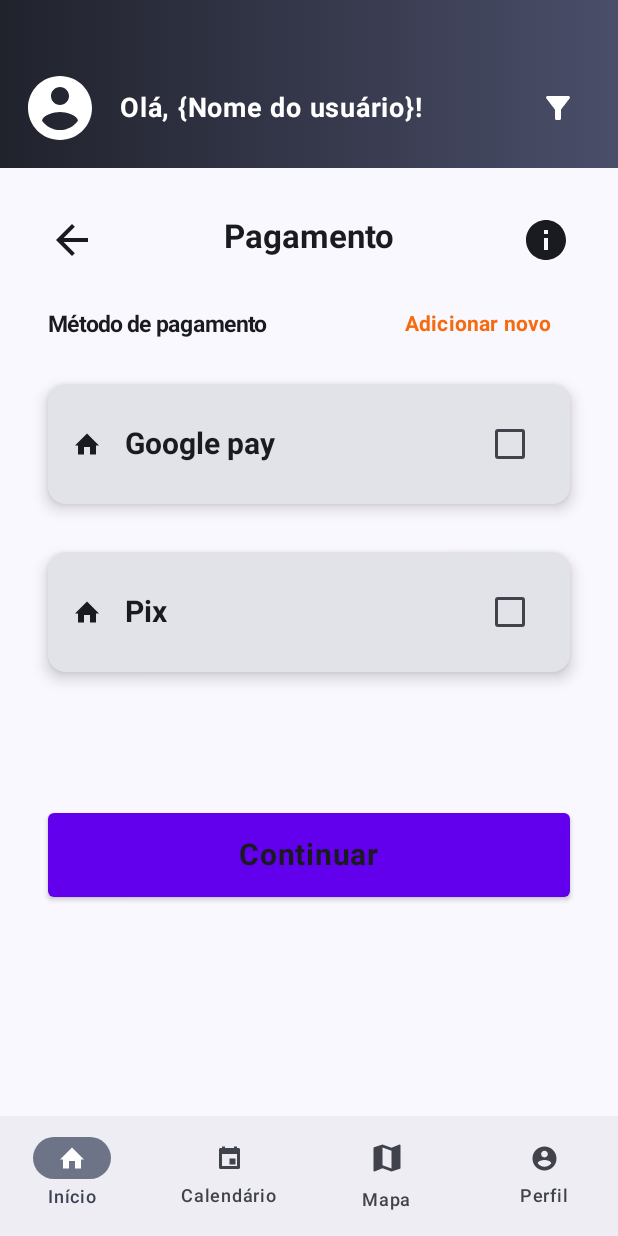
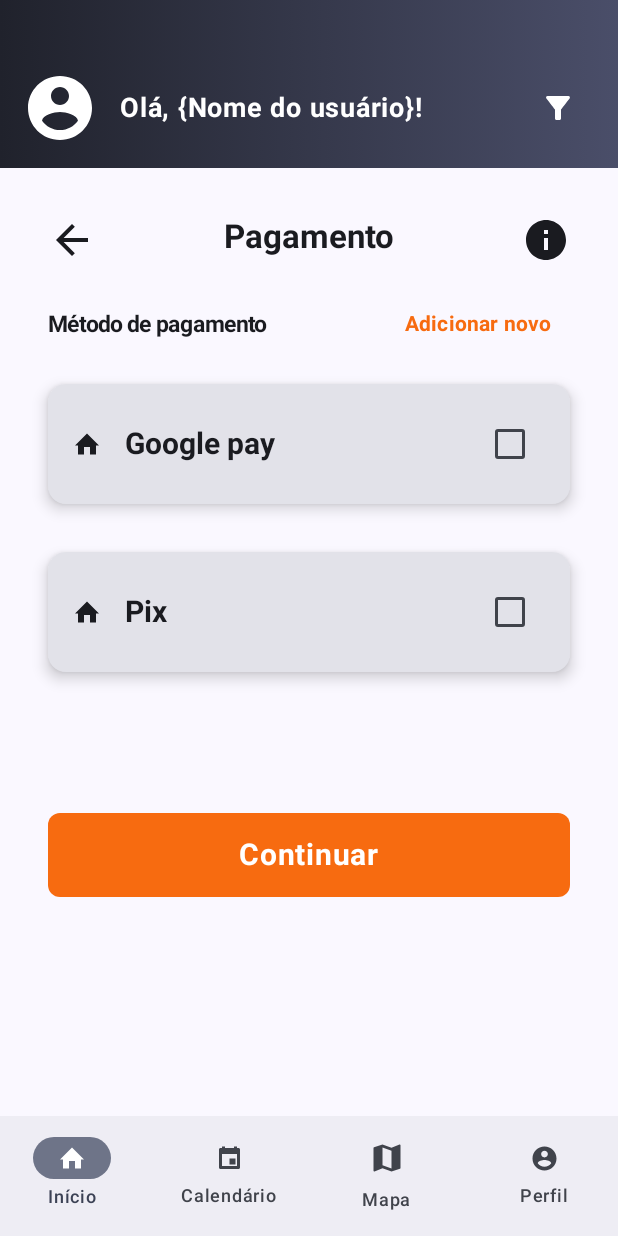
Before and after one commit to BrunoDanielPF/app-mobile-booking-tickets, an Android app built with Jetpack Compose: the MethodPaymentScreen screen opened through its navigation route, on a phone screen of 412 x 824 dp. Run offline under Robolectric (Android 15) with nearby library versions, the phone set to English and light mode, and no system bars.

Commit message:
chore: um monte de coisa ...

```diff
--- a/app/build.gradle.kts
+++ b/app/build.gradle.kts
@@ -42,6 +42,7 @@ android {
 }
 
 dependencies {
+    implementation("androidx.core:core-ktx:1.9.0")
     implementation("com.squareup.retrofit2:retrofit:2.9.0")
     implementation("com.squareup.retrofit2:converter-scalars:2.9.0")
     implementation("io.coil-kt:coil-compose:2.4.0")
--- a/app/src/main/java/com/example/tickets/MainActivity.kt
+++ b/app/src/main/java/com/example/tickets/MainActivity.kt
@@ -16,6 +16,7 @@ import androidx.navigation.compose.composable
 import androidx.navigation.compose.rememberNavController
 import com.example.tickets.components.bottom.BottomNavigationBar
 import com.example.tickets.components.home.content.MainScreenContentComponent
+import com.example.tickets.components.home.onboarding.OnboardingScreen
 import com.example.tickets.components.navigation.Routes
 import com.example.tickets.components.navigation.eventRoute
 import com.example.tickets.components.topbar.TopBar
@@ -62,6 +63,9 @@ fun NavigationGraph(
             innerPadding
         )
     ) {
+        composable(Routes.ONBOARDING_SCREEN) {
+            OnboardingScreen(navController)
+        }
         eventRoute(navController)
         composable(BottomNavItem.Home.screen_route) {
             MainScreenContentComponent(navController)
--- a/app/src/main/java/com/example/tickets/components/colors/ColorsDefault.kt
+++ b/app/src/main/java/com/example/tickets/components/colors/ColorsDefault.kt
@@ -8,7 +8,7 @@ import com.example.tickets.R
 object ColorsDefault {
 
     @Composable
-    fun buttonGradient(): Brush {
+    fun blackGradient(): Brush {
         return Brush.horizontalGradient(
             colors = listOf(
                 colorResource(id = R.color.buttom_linear_black), // Cor inicial do gradiente
--- a/app/src/main/java/com/example/tickets/components/home/cards/CardsComponent.kt
+++ b/app/src/main/java/com/example/tickets/components/home/cards/CardsComponent.kt
@@ -8,6 +8,7 @@ import androidx.compose.foundation.layout.Column
 import androidx.compose.foundation.layout.PaddingValues
 import androidx.compose.foundation.layout.Row
 import androidx.compose.foundation.layout.Spacer
+import androidx.compose.foundation.layout.fillMaxSize
 import androidx.compose.foundation.layout.fillMaxWidth
 import androidx.compose.foundation.layout.heightIn
 import androidx.compose.foundation.layout.padding
@@ -32,7 +33,6 @@ import androidx.compose.runtime.setValue
 import androidx.compose.ui.Alignment
 import androidx.compose.ui.Modifier
 import androidx.compose.ui.draw.clip
-import androidx.compose.ui.graphics.Brush
 import androidx.compose.ui.graphics.Color
 import androidx.compose.ui.graphics.painter.Painter
 import androidx.compose.ui.graphics.vector.ImageVector
@@ -45,7 +45,7 @@ import androidx.compose.ui.tooling.preview.Preview
 import androidx.compose.ui.unit.dp
 import androidx.compose.ui.unit.sp
 import com.example.tickets.R
-import com.example.tickets.components.colors.ColorsDefault.buttonGradient
+import com.example.tickets.components.colors.ColorsDefault.blackGradient
 import com.example.tickets.components.style.StyleCards.Companion.MODIFIER_CARD
 import com.example.tickets.components.topbar.BoxExtendProfileColor
 
@@ -104,7 +104,9 @@ fun CardsEvents() {
                         modifier = MODIFIER_CARD,
                         shape = CardDefaults.outlinedShape
                     ) {
-                        Column {
+                        Column(
+                            modifier = Modifier.fillMaxSize()
+                        ) {
                             Image(
                                 painter = painterResource(id = R.drawable.event_image),
                                 contentDescription = "evento imagem",
@@ -120,7 +122,6 @@ fun CardsEvents() {
                                 fontWeight = FontWeight.Bold,
                                 fontSize = 10.sp,
                                 modifier = Modifier
-                                    .align(alignment = Alignment.CenterHorizontally)
                                     .padding(horizontal = 10.dp)
                             )
                             Row {
@@ -134,10 +135,10 @@ fun CardsEvents() {
                                 onClick = { /*TODO*/ },
                                 modifier = Modifier
                                     .wrapContentSize()
-                                    .padding(8.dp)
+                                    .padding(top = 15.dp, end = 8.dp, start = 8.dp, bottom = 8.dp)
                                     .background(
-                                        brush = buttonGradient(),
-                                        shape = MaterialTheme.shapes.medium
+                                        brush = blackGradient(),
+                                        shape = MaterialTheme.shapes.small
                                     ),
                                 contentPadding = PaddingValues(8.dp),
                                 colors = ButtonDefaults.buttonColors(
--- a/app/src/main/java/com/example/tickets/components/home/cards/EventCardsComponent.kt
+++ b/app/src/main/java/com/example/tickets/components/home/cards/EventCardsComponent.kt
@@ -1,6 +1,7 @@
 package com.example.tickets.components.home.content.cards
 
 import androidx.compose.foundation.Image
+import androidx.compose.foundation.background
 import androidx.compose.foundation.layout.Arrangement
 import androidx.compose.foundation.layout.Column
 import androidx.compose.foundation.layout.Row
@@ -12,18 +13,22 @@ import androidx.compose.foundation.layout.size
 import androidx.compose.foundation.layout.width
 import androidx.compose.foundation.layout.wrapContentHeight
 import androidx.compose.foundation.layout.wrapContentSize
+import androidx.compose.foundation.layout.wrapContentWidth
 import androidx.compose.foundation.shape.RoundedCornerShape
 import androidx.compose.material3.Card
-import androidx.compose.material3.Divider
 import androidx.compose.material3.Text
 import androidx.compose.material3.TextButton
+import androidx.compose.material3.VerticalDivider
 import androidx.compose.runtime.Composable
 import androidx.compose.ui.Alignment
 import androidx.compose.ui.Modifier
 import androidx.compose.ui.draw.clip
 import androidx.compose.ui.graphics.Color
+import androidx.compose.ui.res.colorResource
 import androidx.compose.ui.res.painterResource
+import androidx.compose.ui.text.TextStyle
 import androidx.compose.ui.text.font.FontWeight
+import androidx.compose.ui.text.style.TextAlign
 import androidx.compose.ui.text.style.TextOverflow
 import androidx.compose.ui.tooling.preview.Preview
 import androidx.compose.ui.unit.dp
@@ -31,6 +36,7 @@ import androidx.compose.ui.unit.sp
 import androidx.navigation.NavHostController
 import androidx.navigation.compose.rememberNavController
 import com.example.tickets.R
+import com.example.tickets.components.colors.ColorsDefault
 import com.example.tickets.components.navigation.Routes
 import com.example.tickets.components.navigation.navigateTo
 
@@ -66,7 +72,8 @@ fun CardEvent(navController: NavHostController) {
                 .fillMaxWidth()
                 .wrapContentHeight()
                 .padding(12.dp),
-            horizontalArrangement = Arrangement.SpaceBetween
+            horizontalArrangement = Arrangement.SpaceBetween,
+            verticalAlignment = Alignment.CenterVertically // Align items vertically
         ) {
             Image(
                 painter = painterResource(id = R.drawable.ic_launcher_foreground),
@@ -75,6 +82,9 @@ fun CardEvent(navController: NavHostController) {
                     .size(64.dp)
                     .clip(RoundedCornerShape(8.dp))
             )
+
+            Spacer(modifier = Modifier.width(8.dp)) // Add horizontal spacing
+
             Column(
                 modifier = Modifier.weight(1f),
                 horizontalAlignment = Alignment.Start,
@@ -86,45 +96,45 @@ fun CardEvent(navController: NavHostController) {
                     overflow = TextOverflow.Ellipsis,
                     fontSize = 14.sp
                 )
-                Spacer(modifier = Modifier.height(12.dp))
+                Spacer(modifier = Modifier.height(4.dp)) // Reduced spacing
                 Text(
                     text = "20 de outubro, 23",
                     fontSize = 10.sp
                 )
             }
-            Spacer(modifier = Modifier.padding(horizontal = 13.dp))
-            Divider(
+
+            Spacer(modifier = Modifier.width(8.dp)) // Add horizontal spacing
+
+            VerticalDivider(
                 modifier = Modifier
-                    .height(48.dp)
                     .width(1.dp)
+                    .height(60.dp)
+                    .background(Color.Black)
             )
-
             Column(
-                modifier = Modifier
-                    .wrapContentSize()
-                    .padding(horizontal = 6.dp)
+                modifier = Modifier.wrapContentSize(),
+                horizontalAlignment = Alignment.End,
             ) {
                 Text(
                     text = "R$ 100,00",
                     fontWeight = FontWeight.Bold,
-                    color = Color(0xFF800080),
+                    color = colorResource(id = R.color.main_amarelo_ouro),
                     fontSize = 12.sp
                 )
-                Spacer(modifier = Modifier.height(4.dp))
                 TextButton(
-                    modifier = Modifier.wrapContentSize(),
+                    modifier = Modifier.wrapContentWidth(),
                     onClick = {
                         navController.navigateTo(Routes.DETAILS_SCREEN)
                     }
                 ) {
                     Text(
-                        modifier = Modifier.wrapContentSize(),
                         text = "Comprar \n agora",
                         fontWeight = FontWeight.Bold,
-                        fontSize = 12.sp
+                        fontSize = 12.sp,
+                        style = TextStyle(brush = ColorsDefault.blackGradient()),
+                        textAlign = TextAlign.Center
                     )
                 }
-
             }
         }
     }
--- a/app/src/main/java/com/example/tickets/components/home/events/CategoryListComponent.kt
+++ b/app/src/main/java/com/example/tickets/components/home/events/CategoryListComponent.kt
@@ -18,21 +18,29 @@ import androidx.compose.foundation.lazy.items
 import androidx.compose.material3.Button
 import androidx.compose.material3.ButtonDefaults
 import androidx.compose.material3.Icon
-import androidx.compose.material3.Shapes
 import androidx.compose.material3.Text
 import androidx.compose.runtime.Composable
+import androidx.compose.runtime.MutableState
+import androidx.compose.runtime.getValue
+import androidx.compose.runtime.mutableStateOf
+import androidx.compose.runtime.remember
+import androidx.compose.runtime.setValue
 import androidx.compose.ui.Alignment
 import androidx.compose.ui.Modifier
 import androidx.compose.ui.graphics.Color
 import androidx.compose.ui.res.colorResource
 import androidx.compose.ui.res.painterResource
+import androidx.compose.ui.text.TextStyle
+import androidx.compose.ui.text.font.FontFamily
+import androidx.compose.ui.text.font.FontStyle
 import androidx.compose.ui.text.font.FontWeight
 import androidx.compose.ui.tooling.preview.Preview
 import androidx.compose.ui.unit.dp
 import androidx.compose.ui.unit.sp
 import com.example.tickets.R
+import com.example.tickets.components.colors.ColorsDefault
 
-@Preview
+@Preview(showBackground = true)
 @Composable
 private fun CategoryListComponent() {
     CategoryListEvent(
@@ -44,9 +52,11 @@ private fun CategoryListComponent() {
 
 @Composable
 fun CategoryListEvent(modifier: Modifier = Modifier) {
+    var selectedFilter by remember { mutableStateOf("Música") }
+
     Column(modifier = modifier) {
         TitleEventList()
-        Category(modifier = Modifier.padding(12.dp))
+        Category(selectedFilter = remember { mutableStateOf(selectedFilter) }, modifier = Modifier.padding(12.dp))
     }
 }
 
@@ -66,22 +76,23 @@ fun TitleEventList() {
         )
         Text(
             text = "Ver todos",
-            color = Color.Blue,
+            color = colorResource(id = R.color.main_amarelo_ouro),
             modifier = Modifier
                 .clickable(
                     onClick = { /*TODO*/ }
                 )
                 .padding(end = 12.dp)
-                .wrapContentWidth(Alignment.End)
+                .wrapContentWidth(Alignment.End),
+            fontWeight = FontWeight.Bold
         )
     }
 }
 
 @Composable
-fun Category(modifier: Modifier = Modifier) {
+fun Category(selectedFilter: MutableState<String>, modifier: Modifier = Modifier) {
     val items = listOf(
-        Pair("Esportes", R.drawable.ic_sports), // Substitua pelos seus ícones
         Pair("Música", R.drawable.ic_music),
+        Pair("Esportes", R.drawable.ic_sports),
         Pair("Teatro", R.drawable.ic_theater),
         Pair("Cinema", R.drawable.ic_cinema)
     )
@@ -93,26 +104,32 @@ fun Category(modifier: Modifier = Modifier) {
     ) {
         items(items) { item ->
             Button(
-                onClick = { /*TODO*/ },
+                onClick = { selectedFilter.value = item.first },
                 modifier = Modifier
                     .background(
-                        colorResource(id = R.color.main_amarelo_ouro),
+                        color = if (selectedFilter.value == item.first) {
+                            colorResource(id = R.color.main_amarelo_ouro) // Orange when selected
+                        } else {
+                            Color.LightGray // Grayed out when not selected
+                        },
                         shape = ButtonDefaults.shape
                     )
                     .width(120.dp)
                     .height(40.dp),
-                colors = ButtonDefaults.buttonColors(Color.Transparent)
+                colors = ButtonDefaults.buttonColors(Color.Transparent),
+                enabled = selectedFilter.value != item.first
             ) {
                 Icon(
                     painter = painterResource(id = item.second),
                     contentDescription = item.first,
-                    modifier = Modifier.size(ButtonDefaults.IconSize)
+                    modifier = Modifier.size(ButtonDefaults.IconSize),
                 )
                 Spacer(Modifier.size(ButtonDefaults.IconSpacing))
                 Text(
                     text = item.first,
                     fontSize = 12.sp,
-                    maxLines = 1
+                    maxLines = 1,
+                    color = Color.White
                 )
             }
         }
--- a/app/src/main/java/com/example/tickets/components/home/purchase/method/MethodsPaymentComponents.kt
+++ b/app/src/main/java/com/example/tickets/components/home/purchase/method/MethodsPaymentComponents.kt
@@ -1,5 +1,6 @@
 package com.example.tickets.components.home.content.purchase.method
 
+import androidx.compose.foundation.background
 import androidx.compose.foundation.clickable
 import androidx.compose.foundation.layout.Arrangement
 import androidx.compose.foundation.layout.Column
@@ -12,6 +13,8 @@ import androidx.compose.foundation.layout.padding
 import androidx.compose.foundation.layout.size
 import androidx.compose.foundation.lazy.LazyColumn
 import androidx.compose.material.Button
+import androidx.compose.material.ButtonColors
+import androidx.compose.material.ButtonDefaults
 import androidx.compose.material.icons.Icons
 import androidx.compose.material.icons.automirrored.filled.ArrowBack
 import androidx.compose.material.icons.filled.Info
@@ -29,6 +32,7 @@ import androidx.compose.runtime.remember
 import androidx.compose.runtime.setValue
 import androidx.compose.ui.Alignment
 import androidx.compose.ui.Modifier
+import androidx.compose.ui.graphics.Color
 import androidx.compose.ui.res.colorResource
 import androidx.compose.ui.res.painterResource
 import androidx.compose.ui.text.font.FontWeight
@@ -38,6 +42,7 @@ import androidx.compose.ui.unit.sp
 import androidx.navigation.NavController
 import androidx.navigation.compose.rememberNavController
 import com.example.tickets.R
+import com.example.tickets.components.colors.ColorsDefault
 import com.example.tickets.components.navigation.Routes
 
 @Preview
@@ -146,11 +151,21 @@ fun MethodPaymentScreen(navController: NavController, modifier: Modifier = Modif
                         .fillMaxWidth()
                         .padding(16.dp),
                     contentPadding = PaddingValues(16.dp),
+                    colors = ButtonDefaults.buttonColors(
+                        backgroundColor = colorResource(id = R.color.main_amarelo_ouro),
+                        contentColor = Color.White
+                    ),
+                    elevation = ButtonDefaults.elevation(
+                        defaultElevation = 0.dp,
+                        pressedElevation = 0.dp
+                    ),
+                    shape = MaterialTheme.shapes.small
                 ) {
                     Text(
                         fontSize = 20.sp,
                         fontWeight = FontWeight.Bold,
-                        text = "Continuar"
+                        text = "Continuar",
+                        color = Color.White
                     )
                 }
             }
--- a/app/src/main/java/com/example/tickets/components/navigation/Routes.kt
+++ b/app/src/main/java/com/example/tickets/components/navigation/Routes.kt
@@ -9,4 +9,5 @@ object Routes {
     const val PAYMENT_SCREEN = "payment"
     const val METHOD_PAYMENT_SCREEN = "methodPayment"
     const val SLUG_METHOD_PAYMENT_SCREEN = "slugMethodPayment"
+    const val ONBOARDING_SCREEN = "onboarding"
 }
--- a/app/src/main/java/com/example/tickets/components/topbar/BoxExtendProfileComponent.kt
+++ b/app/src/main/java/com/example/tickets/components/topbar/BoxExtendProfileComponent.kt
@@ -11,7 +11,7 @@ import androidx.compose.ui.graphics.Brush
 import androidx.compose.ui.graphics.Color
 import androidx.compose.ui.tooling.preview.Preview
 import androidx.compose.ui.unit.dp
-import com.example.tickets.components.colors.ColorsDefault.buttonGradient
+import com.example.tickets.components.colors.ColorsDefault.blackGradient
 
 
 @Preview(showBackground = true)
@@ -36,7 +36,7 @@ fun GraphicsBrushColorStopUsage() {
 fun BoxExtendProfileColor() {
     Box(
         modifier = Modifier
-            .background(brush = buttonGradient())
+            .background(brush = blackGradient())
             .fillMaxWidth()
             .padding(bottom = 200.dp)
     ) {
--- a/app/src/main/java/com/example/tickets/components/topbar/TopBarComponent.kt
+++ b/app/src/main/java/com/example/tickets/components/topbar/TopBarComponent.kt
@@ -28,7 +28,7 @@ import androidx.compose.ui.tooling.preview.Preview
 import androidx.compose.ui.unit.dp
 import androidx.compose.ui.unit.sp
 import com.example.tickets.R
-import com.example.tickets.components.colors.ColorsDefault.buttonGradient
+import com.example.tickets.components.colors.ColorsDefault.blackGradient
 
 @Preview(showBackground = true)
 @Composable
@@ -56,7 +56,7 @@ fun TopBar(
         modifier = Modifier
             .fillMaxWidth()
             .background(
-                brush = buttonGradient()
+                brush = blackGradient()
             )
             .padding(16.dp)
     ) {
```
Also changed, not shown: app/src/main/java/com/example/tickets/components/home/onboarding/OnboardingComponents.kt (added, +9 -0 lines), app/src/main/java/com/example/tickets/components/home/purchase/PaymentComponent.kt (+13 -5 lines), app/src/main/java/com/example/tickets/components/home/purchase/PurchaseScreenComponent.kt (+61 -16 lines).
